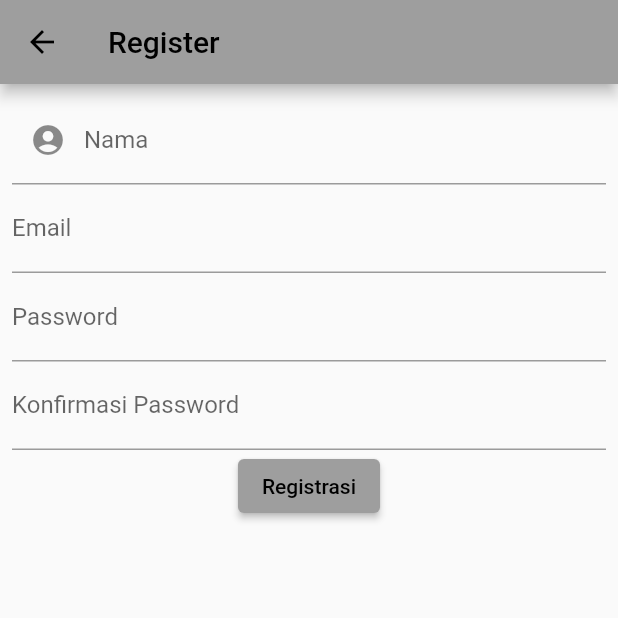
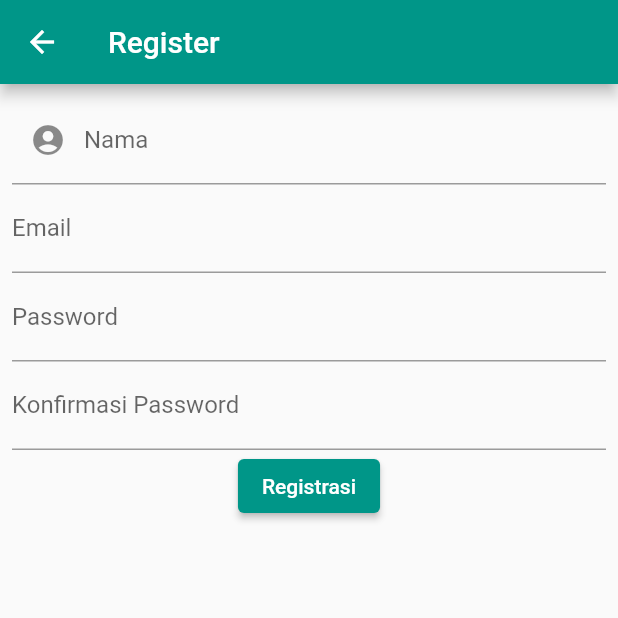
Before and after one commit to alfarissy040/kelompok_4, a Flutter app: the screen it shows after launch, after a tap on "Register", on a phone screen of 412 x 824 dp, the top half of it. Run offline on Flutter 3.47's test engine with Material 2 defaults, Android fonts, the phone set to English and light mode, and no system bars; our stand-ins replace pull_to_refresh, shared_preferences; missing offline and left inert: dart:ffi; network calls fail.

Commit message:
berhasil membuat fitur Dark Mode

```diff
--- a/lib/Bloc/ThemeInfo.dart
+++ b/lib/Bloc/ThemeInfo.dart
@@ -8,9 +8,9 @@ class ThemeInfo {
     pref.setString("theme", theme);
   }
 
-  Future<String> getThemeInfo() async {
+  Future<String?> getThemeInfo() async {
     final SharedPreferences pref = await SharedPreferences.getInstance();
-    String theme = pref.getString("theme").toString();
+    String? theme = pref.getString("theme");
     return theme;
   }
 }
--- a/lib/Bloc/ThemeManager.dart
+++ b/lib/Bloc/ThemeManager.dart
@@ -1,49 +1,33 @@
-import 'package:flutter/cupertino.dart';
 import 'package:flutter/material.dart';
-import 'package:kelompok_4/Bloc/ThemeInfo.dart';
+import 'package:provider/provider.dart';
 
 class ThemeManager with ChangeNotifier {
   final darkTheme = ThemeData(
-    primarySwatch: Colors.grey,
+    primarySwatch: Colors.teal,
     primaryColor: Colors.black,
     brightness: Brightness.dark,
     backgroundColor: const Color(0xFF212121),
     dividerColor: Colors.black12,
   );
   final lightTheme = ThemeData(
-    primarySwatch: Colors.grey,
+    primarySwatch: Colors.teal,
     primaryColor: Colors.white,
     brightness: Brightness.light,
     backgroundColor: const Color(0xFFE5E5E5),
     dividerColor: Colors.white54,
   );
 
-  late ThemeData _themeData;
-  ThemeData getTheme() => _themeData;
+  ThemeMode _themeMode = ThemeMode.light;
 
-  ThemeManager() {
-    ThemeInfo().getThemeInfo().then((value) {
-      print('value read from storage: ' + value.toString());
-      var themeMode = value;
-      if (themeMode == 'dark') {
-        print('setting dark theme');
-        _themeData = darkTheme;
-      } else {
-        _themeData = lightTheme;
-      }
-      notifyListeners();
-    });
-  }
+  ThemeMode get themeMode => _themeMode;
 
-  void setDarkMode() async {
-    _themeData = darkTheme;
-    ThemeInfo().setThemeInfo("dark");
-    notifyListeners();
-  }
-
-  void setLightMode() async {
-    _themeData = lightTheme;
-    ThemeInfo().setThemeInfo("light");
+  toggleTheme(bool isDark) {
+    // final isDark = _themeMode == ThemeMode.dark;
+    if (isDark) {
+      _themeMode = ThemeMode.dark;
+    } else {
+      _themeMode = ThemeMode.light;
+    }
     notifyListeners();
   }
 }
--- a/lib/Components/ToggleButton.dart
+++ b/lib/Components/ToggleButton.dart
@@ -24,7 +24,7 @@ class _ToggleButtonState extends State<ToggleButton> {
         children: toggleItems,
         borderRadius: const BorderRadius.all(Radius.circular(8)),
         selectedColor: Colors.white,
-        fillColor: Colors.blue,
+        fillColor: Colors.teal,
         constraints: const BoxConstraints(
           minHeight: 40.0,
           minWidth: 80.0,
--- a/lib/Ui/LoginPage.dart
+++ b/lib/Ui/LoginPage.dart
@@ -5,6 +5,7 @@ import 'package:kelompok_4/Helpers/UserInfo.dart';
 import 'package:kelompok_4/Ui/Development/SettingsIp.dart';
 import 'package:kelompok_4/Ui/ProdukPage.dart';
 import 'package:kelompok_4/Ui/RegistrasiPage.dart';
+import 'package:kelompok_4/Ui/Settings/SettingPage.dart';
 
 class LoginPage extends StatefulWidget {
   const LoginPage({super.key});
@@ -30,9 +31,9 @@ class _LoginPageState extends State<LoginPage> {
           IconButton(
               onPressed: () {
                 Navigator.push(context,
-                    new MaterialPageRoute(builder: (context) => SettingsIp()));
+                    MaterialPageRoute(builder: (context) => SettingPage()));
               },
-              icon: const Icon(Icons.settings)),
+              icon: const Icon(Icons.settings))
         ],
         // end debuging purpose
       ),
@@ -71,7 +72,6 @@ class _LoginPageState extends State<LoginPage> {
             labelText: label,
             prefixIcon: Icon(
               Icons.email_outlined,
-              color: Colors.black54,
             )),
         keyboardType: TextInputType.text,
         controller: controller,
--- a/lib/main.dart
+++ b/lib/main.dart
@@ -6,11 +6,8 @@ import './Ui/ProdukPage.dart';
 import 'package:provider/provider.dart';
 
 void main() {
-  // runApp(const MyApp());
-  return runApp(ChangeNotifierProvider<ThemeManager>(
-    create: (_) => ThemeManager(),
-    child: MyApp(),
-  ));
+  WidgetsFlutterBinding.ensureInitialized();
+  runApp(const MyApp());
 }
 
 class MyApp extends StatefulWidget {
@@ -44,12 +41,19 @@ class _MyAppState extends State<MyApp> {
 
   @override
   Widget build(BuildContext context) {
-    return Consumer<ThemeManager>(
-        builder: (context, theme, child) => MaterialApp(
-              theme: theme.getTheme(),
-              title: "Toko Kita",
-              debugShowCheckedModeBanner: false,
-              home: page,
-            ));
+    return ChangeNotifierProvider(
+      create: (context) => ThemeManager(),
+      builder: (context, child) {
+        final provider = Provider.of<ThemeManager>(context);
+        return MaterialApp(
+          theme: provider.lightTheme,
+          darkTheme: provider.darkTheme,
+          themeMode: provider.themeMode,
+          title: "Toko Kita",
+          debugShowCheckedModeBanner: false,
+          home: page,
+        );
+      },
+    );
   }
 }
```
Also changed, not shown: lib/Ui/ProdukPage.dart (+23 -12 lines), lib/Ui/Settings/SettingPage.dart (+30 -11 lines).
